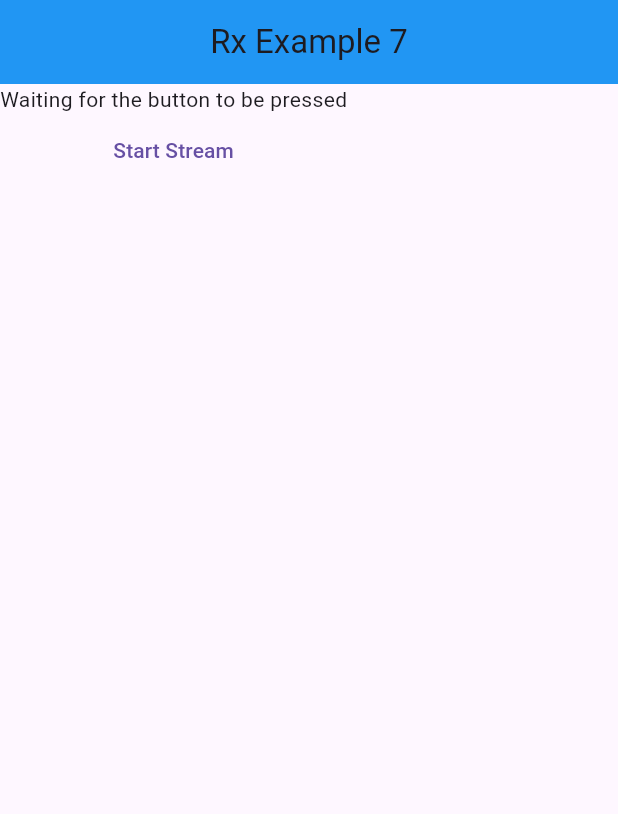
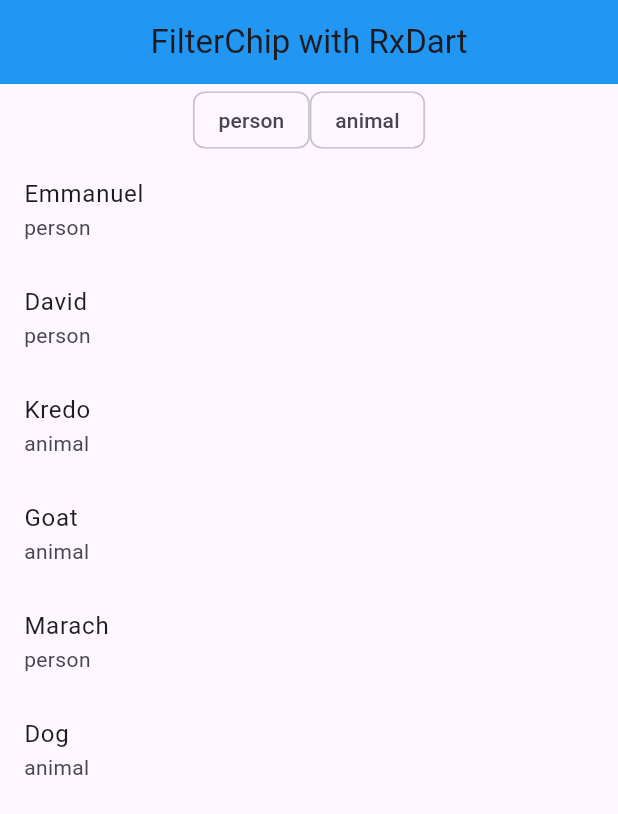
Before and after one commit to Marach8/FlutterStateManagementPracticeProject_RxDart, a Flutter app: the screen it shows after launch, on a phone screen of 412 x 824 dp. Shown: the top 814 px of the screen. Run offline on Flutter 3.47's test engine with Material 3 defaults, Android fonts, the light colour scheme and no system bars; our stand-ins replace flutter_hooks, rxdart.

Commit message:
Built a filter application

```diff
--- a/rxdart_practice_course/lib/main.dart
+++ b/rxdart_practice_course/lib/main.dart
@@ -6,6 +6,7 @@ import 'package:rxdart_practice_course/rx_example4/example4.dart';
 import 'package:rxdart_practice_course/rx_example5/example5.dart';
 import 'package:rxdart_practice_course/rx_example6/example6.dart';
 import 'package:rxdart_practice_course/rx_example7/example7.dart';
+import 'package:rxdart_practice_course/rx_example8/example8.dart';
 
 void main() {runApp(const MyApp());}
 
@@ -21,7 +22,7 @@ class MyApp extends StatelessWidget {
         useMaterial3: true,
         unselectedWidgetColor: Colors.yellow
       ),
-      home: const Example7()
+      home: const Example8()
     );
   }
 }
--- /dev/null
+++ b/rxdart_practice_course/lib/rx_example8/example8.dart
@@ -0,0 +1,111 @@
+import 'package:flutter/material.dart';
+import 'package:rxdart/rxdart.dart';
+
+enum TypeOfThing{person, animal}
+
+@immutable
+class Thing{
+  final TypeOfThing type; final String name;
+  const Thing({required this.type, required this.name});
+}
+
+
+@immutable
+class Bloc{
+  final Sink<TypeOfThing?> setTypeOfThing; //write only
+  final Stream<TypeOfThing?> readTypeOfThing; //read only
+  final Stream<Iterable<Thing>> things;
+
+  const Bloc._({required this.setTypeOfThing, required this.readTypeOfThing, required this.things});
+
+  void dispose(){setTypeOfThing.close();}
+
+  factory Bloc({required Iterable<Thing> things}){
+    final typeOfThingSubject = BehaviorSubject<TypeOfThing?>();
+    final filteredTypeOfThing = typeOfThingSubject.debounceTime(const Duration(milliseconds: 500))
+      .map<Iterable<Thing>>((typeOfThing) {
+        if(typeOfThing != null){return things.where((thing) => thing.type == typeOfThing);}
+        else {return things;}
+      }).startWith(things);
+    return Bloc._(
+      readTypeOfThing: typeOfThingSubject.stream,
+      setTypeOfThing: typeOfThingSubject.sink,
+      things: filteredTypeOfThing
+    );
+  }
+}
+
+
+const things = [
+  Thing(name: 'Emmanuel', type: TypeOfThing.person),
+  Thing(name: 'David', type: TypeOfThing.person),
+  Thing(name: 'Kredo', type: TypeOfThing.animal),
+  Thing(name: 'Goat', type: TypeOfThing.animal),
+  Thing(name: 'Marach', type: TypeOfThing.person),
+  Thing(name: 'Dog', type: TypeOfThing.animal)
+];
+
+
+class Example8 extends StatefulWidget {
+  const Example8({super.key});
+
+  @override
+  State<Example8> createState() => _Example8State();
+}
+
+class _Example8State extends State<Example8> {
+  late final Bloc bloc;
+
+  @override
+  void initState(){super.initState(); bloc = Bloc(things: things);}
+
+  @override
+  void dispose(){bloc.dispose(); super.dispose();}
+
+  @override
+  Widget build(BuildContext context) {
+    return Scaffold(
+      appBar: AppBar(title: const Text('FilterChip with RxDart'), centerTitle: true),
+      body: Column(
+        children: [
+          StreamBuilder<TypeOfThing?> (
+            stream: bloc.readTypeOfThing,
+            builder: (context, snapshot){
+              return Wrap(
+                children: TypeOfThing.values.map((typeOfThing) {
+                  return FilterChip(
+                    selectedColor: Colors.blueAccent[100],
+                    onSelected: (selected){
+                      final type = selected ? typeOfThing : null;
+                      bloc.setTypeOfThing.add(type);
+                    },
+                    label: Text(typeOfThing.name),
+                    selected: snapshot.data == typeOfThing
+                  );
+                }).toList()
+              );
+            }
+          ),
+          Expanded(
+            child: StreamBuilder<Iterable<Thing>>(
+              stream: bloc.things,
+              builder: (context, snapshot){
+                final things = snapshot.data ?? [];
+                return ListView.builder(
+                  itemCount: things.length,
+                  itemBuilder: (context, listIndex){
+                    final thing = things.elementAt(listIndex);
+                    return ListTile(
+                      title: Text(thing.name),
+                      subtitle: Text(thing.type.name)
+                    );
+                  }
+                );
+              }
+            )
+          )
+        ]
+      )
+    );
+  }
+}
```
